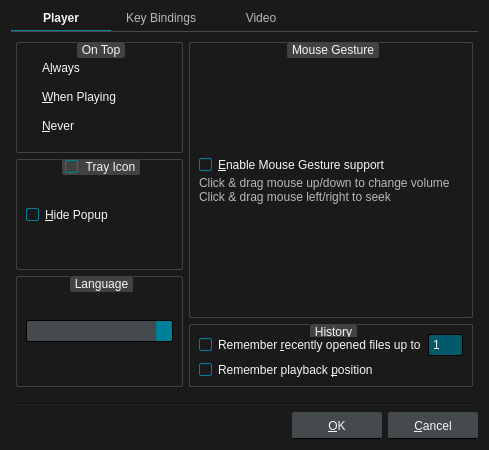
Before: the Qt Designer form src/ui/preferencesdialog.ui in gitter-badger/mochi-player, drawn with Qt 5.
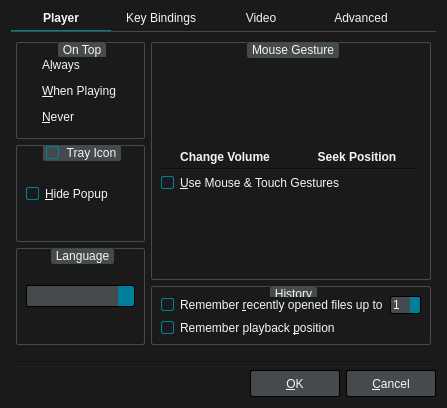
After: the same form once the commit is applied. Icons and pictures are not drawn.

The edit to the form file:
```diff
--- a/src/ui/preferencesdialog.ui
+++ b/src/ui/preferencesdialog.ui
@@ -6,8 +6,8 @@
    <rect>
     <x>0</x>
     <y>0</y>
-    <width>489</width>
-    <height>450</height>
+    <width>447</width>
+    <height>408</height>
    </rect>
   </property>
   <property name="windowTitle">
@@ -71,7 +71,7 @@
 
 QComboBox {
 	background: #454A4D;
-	border: 1px solid black;
+	border: 1px solid #000;
 	border-radius: 2px;
 	padding: 2px;
 }
@@ -90,9 +90,8 @@
 /* QLineEdit */
 
 QLineEdit {
-	background: black;
+	background: #000;
 	border: 1px solid #454A4D;
-	border-radius: 2px;
 	padding: 2px;
 }
 QLineEdit:focus {
@@ -103,8 +102,7 @@
 
 QPushButton {
 	background: #454A4D;
-	border: 1px solid #454A4D;
-	border-bottom: 1px solid black;
+	border: 1px solid #000;
 	border-radius: 2px;
 	color: whitesmoke;
 	min-width: 76px;
@@ -121,23 +119,28 @@
 QPushButton:disabled {
 	background: transparent;
 	border: 1px solid #454A4D;
-	color: #B8B8B8;
+	color: #6F6F6F;
 }
 
 /* QSpinBox */
 
 QSpinBox {
-	background: #005A6A;
-	border: 1px solid black;
+	background: #454A4D;
+	border: 1px solid #000;
 	border-radius: 2px;
-	padding: 2px;
+}
+QSpinBox:focus {
+	border: 1px solid #008098;
 }
 QSpinBox::disabled {
-	color: #B8B8B8;
+	color: #6F6F6F;
 }
 QSpinBox::up-button,
 QSpinBox::down-button {
+	background: #008098;
 	border: none;
+	border-top-right-radius: 2px;
+	border-bottom-right-radius: 2px;
 	width: 10px;
 }
 QSpinBox::up-arrow {
@@ -150,15 +153,15 @@
 /* QGroupBox */
 
 QGroupBox {
-	border: 1px solid #424242;
+	border: 1px solid #454A4D;
 	border-radius: 2px;
 	margin-top: 0.5em;
 }
 QGroupBox::title {
 	subcontrol-origin: margin;
 	subcontrol-position: top center;
-	background: #424242;
-	border: 1px solid #424242;
+	background: #454A4D;
+	border: 1px solid #454A4D;
 	border-radius: 2px;
 	padding: 0 2px;
 }
@@ -180,7 +183,7 @@
 }
 QScrollBar::add-page:vertical,
 QScrollBar::sub-page:vertical  {
-	background: #5A5A5A;
+	background: #383838;
 	margin: 0 2px;
 }
 QScrollBar::up-arrow:vertical,
@@ -189,8 +192,8 @@
 }
 
 QScrollBar:horizontal {
+	height: 6px;
 	padding-top: 1px;
-	height: 6px;
 }
 QScrollBar::handle:horizontal {
 	background: #008098;
@@ -203,7 +206,7 @@
 }
 QScrollBar::add-page:horizontal,
 QScrollBar::sub-page:horizontal {
-	background: #5A5A5A;
+	background: #383838;
 	margin: 2px 0;
 }
 QScrollBar::left-arrow:horizontal,
@@ -234,7 +237,6 @@
 	font-weight: bold;
 }
 QTabBar::tab:!selected {
-	color: #B8B8B8;
 	font-weight: normal;
 	margin-bottom: 1px;
 }</string>
@@ -355,25 +357,73 @@
               </property>
              </spacer>
             </item>
+            <item>
+             <layout class="QHBoxLayout" name="horizontalLayout_7">
+              <item>
+               <layout class="QVBoxLayout" name="verticalLayout_10">
+                <item>
+                 <widget class="QLabel" name="label_7">
+                  <property name="pixmap">
+                   <pixmap resource="../rsclist.qrc">:/img/gesture_volume.svg</pixmap>
+                  </property>
+                 </widget>
+                </item>
+                <item>
+                 <widget class="QLabel" name="label_8">
+                  <property name="styleSheet">
+                   <string notr="true">QLabel {
+	font-weight: bold;
+}</string>
+                  </property>
+                  <property name="text">
+                   <string>Change Volume</string>
+                  </property>
+                  <property name="alignment">
+                   <set>Qt::AlignCenter</set>
+                  </property>
+                 </widget>
+                </item>
+               </layout>
+              </item>
+              <item>
+               <layout class="QVBoxLayout" name="verticalLayout_11">
+                <item>
+                 <widget class="QLabel" name="label_4">
+                  <property name="pixmap">
+                   <pixmap resource="../rsclist.qrc">:/img/gesture_seek.svg</pixmap>
+                  </property>
+                 </widget>
+                </item>
+                <item>
+                 <widget class="QLabel" name="label_9">
+                  <property name="styleSheet">
+                   <string notr="true">QLabel {
+	font-weight: bold;
+}</string>
+                  </property>
+                  <property name="text">
+                   <string>Seek Position</string>
+                  </property>
+                  <property name="alignment">
+                   <set>Qt::AlignCenter</set>
+                  </property>
+                 </widget>
+                </item>
+               </layout>
+              </item>
+             </layout>
+            </item>
+            <item>
+             <widget class="Line" name="line_2">
+              <property name="orientation">
+               <enum>Qt::Horizontal</enum>
+              </property>
+             </widget>
+            </item>
             <item>
              <widget class="QCheckBox" name="gestureCheckBox">
               <property name="text">
-               <string>&amp;Enable Mouse Gesture support</string>
-              </property>
-             </widget>
-            </item>
-            <item>
-             <widget class="QLabel" name="label_5">
-              <property name="styleSheet">
-               <string notr="true">QLabel {
-	color: #B8B8B8;
-}</string>
-              </property>
-              <property name="text">
-               <string>&lt;html&gt;&lt;head/&gt;&lt;body&gt;&lt;p&gt;Click &amp;amp; drag mouse up/down to change volume&lt;br&gt;Click &amp;amp; drag mouse left/right to seek&lt;/b&gt;&lt;/body&gt;&lt;/html&gt;</string>
-              </property>
-              <property name="wordWrap">
-               <bool>true</bool>
+               <string>&amp;Use Mouse &amp;&amp; Touch Gestures</string>
               </property>
              </widget>
             </item>
@@ -828,6 +878,107 @@
        </item>
       </layout>
      </widget>
+     <widget class="QWidget" name="tab_4">
+      <attribute name="title">
+       <string>Advanced</string>
+      </attribute>
+      <layout class="QVBoxLayout" name="verticalLayout_8">
+       <item>
+        <widget class="QGroupBox" name="groupBox_7">
+         <property name="title">
+          <string>Command Line</string>
+         </property>
+         <layout class="QGridLayout" name="gridLayout_2">
+          <item row="0" column="0">
+           <widget class="QLabel" name="label_5">
+            <property name="text">
+             <string>mpv msg-level:</string>
+            </property>
+           </widget>
+          </item>
+          <item row="0" column="1">
+           <widget class="QComboBox" name="msgLvlComboBox">
+            <property name="currentIndex">
+             <number>5</number>
+            </property>
+            <item>
+             <property name="text">
+              <string>no</string>
+             </property>
+            </item>
+            <item>
+             <property name="text">
+              <string>fatal</string>
+             </property>
+            </item>
+            <item>
+             <property name="text">
+              <string>error</string>
+             </property>
+            </item>
+            <item>
+             <property name="text">
+              <string>warn</string>
+             </property>
+            </item>
+            <item>
+             <property name="text">
+              <string>info</string>
+             </property>
+            </item>
+            <item>
+             <property name="text">
+              <string>status</string>
+             </property>
+            </item>
+            <item>
+             <property name="text">
+              <string>v</string>
+             </property>
+            </item>
+            <item>
+             <property name="text">
+              <string>debug</string>
+             </property>
+            </item>
+            <item>
+             <property name="text">
+              <string>trace</string>
+             </property>
+            </item>
+           </widget>
+          </item>
+          <item row="0" column="2">
+           <spacer name="horizontalSpacer_4">
+            <property name="orientation">
+             <enum>Qt::Horizontal</enum>
+            </property>
+            <property name="sizeHint" stdset="0">
+             <size>
+              <width>40</width>
+              <height>20</height>
+             </size>
+            </property>
+           </spacer>
+          </item>
+         </layout>
+        </widget>
+       </item>
+       <item>
+        <spacer name="verticalSpacer_4">
+         <property name="orientation">
+          <enum>Qt::Vertical</enum>
+         </property>
+         <property name="sizeHint" stdset="0">
+          <size>
+           <width>20</width>
+           <height>40</height>
+          </size>
+         </property>
+        </spacer>
+       </item>
+      </layout>
+     </widget>
     </widget>
    </item>
    <item>
```
Left out of the diff: 81 changed lines with no effect on the pictures.
